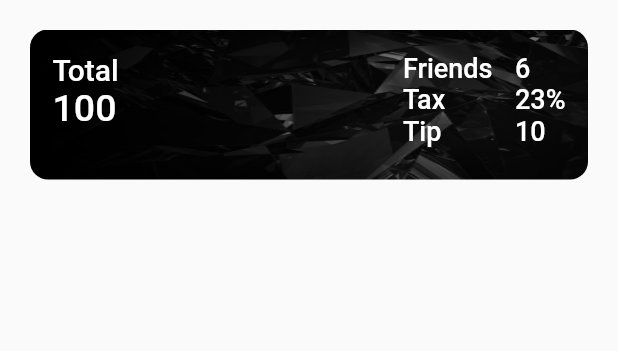
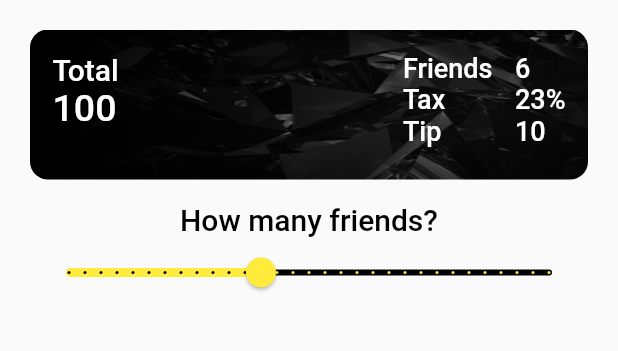
Before and after one commit to igorurbaniak/bill_calculator_app, a Flutter app: the screen it shows after launch, on a phone screen of 412 x 824 dp, the part 104-455 px from its top. Run offline on Flutter 3.47's test engine with Material 2 defaults, Android fonts, the phone set to English and light mode, and no system bars; our stand-ins replace google_fonts.

Commit message:
Add slider with friends counter

```diff
--- a/lib/bill_calculator.dart
+++ b/lib/bill_calculator.dart
@@ -106,6 +106,26 @@ class _BillCalculatorState extends State<BillCalculator> {
                 ],
               ),
             ),
+            const SizedBox(
+              height: 15,
+            ),
+            Text(
+              'How many friends?',
+              style: GoogleFonts.fredokaOne(
+                fontSize: 20,
+                color: Colors.black,
+                fontWeight: FontWeight.w500,
+              ),
+            ),
+            Slider(
+              min: 0,
+              max: 30,
+              divisions: 30,
+              activeColor: Colors.yellow,
+              inactiveColor: Colors.black,
+              value: 12,
+              onChanged: (value) {},
+            ),
           ],
         ),
       ),
```
